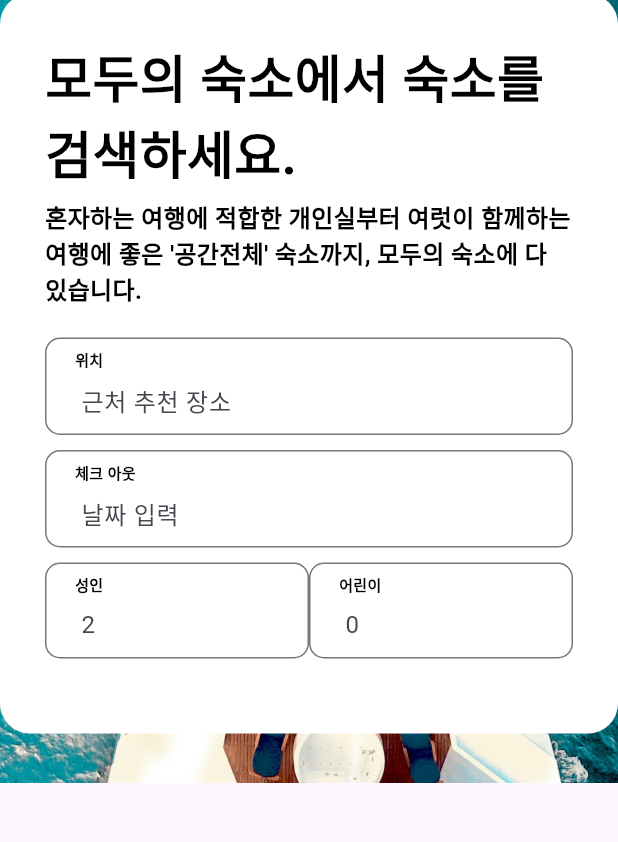
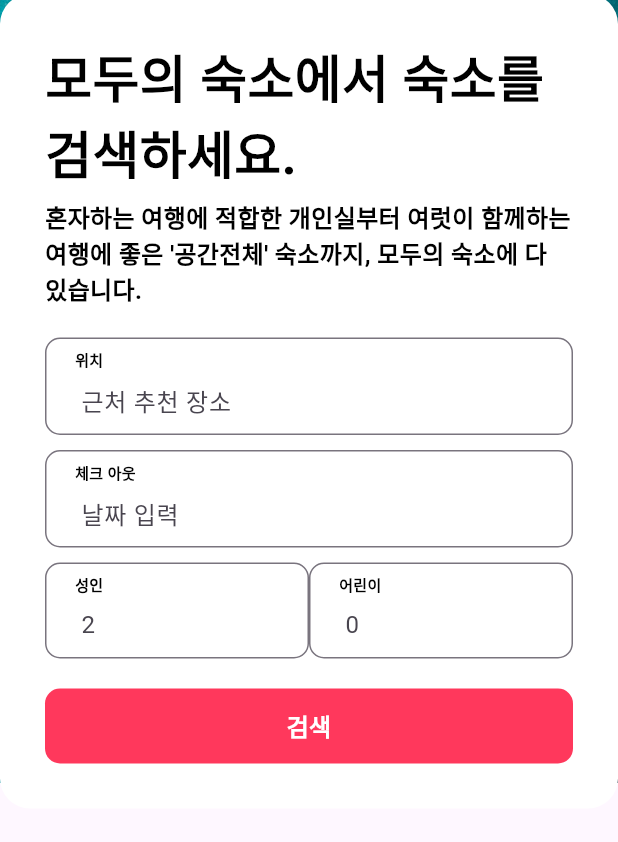
Before and after one commit to hyeonnnit/flutter_airbnbApp, a Flutter app: the screen it shows after launch, on a phone screen of 412 x 824 dp, the part 147-989 px from its top. Run offline on Flutter 3.47's test engine with Material 3 defaults, Android fonts, the phone set to English and light mode, and no system bars.

Commit message:
_buildFormSubmit

```diff
--- a/lib/components/home/home_header_form.dart
+++ b/lib/components/home/home_header_form.dart
@@ -1,4 +1,5 @@
 import 'package:airbnb_app/components/common/common_form_field.dart';
+import 'package:airbnb_app/constants.dart';
 import 'package:airbnb_app/size.dart';
 import 'package:airbnb_app/styles.dart';
 import 'package:flutter/cupertino.dart';
@@ -92,6 +93,24 @@ class HomeHeaderForm extends StatelessWidget {
   }
 
   Widget _buildFormSubmit() {
-    return SizedBox();
+    return SizedBox(
+      width: double.infinity,
+      height: 50,
+      child: TextButton(
+        style: TextButton.styleFrom(
+          backgroundColor: kAccentColor,
+          shape: RoundedRectangleBorder(
+            borderRadius: BorderRadius.circular(10),
+          ),
+        ),
+        onPressed: () {
+          print("서브밋 클릭됨");
+        },
+        child: Text(
+          "검색",
+          style: subtitle1(mColor: Colors.white),
+        ),
+      ),
+    );
   }
 }
```
